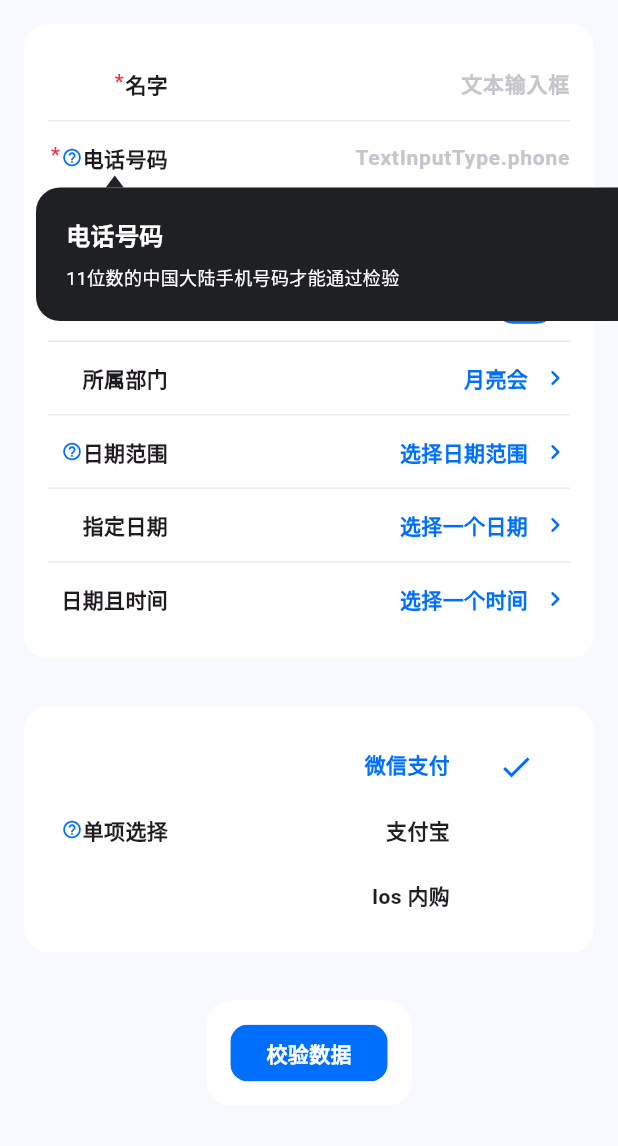
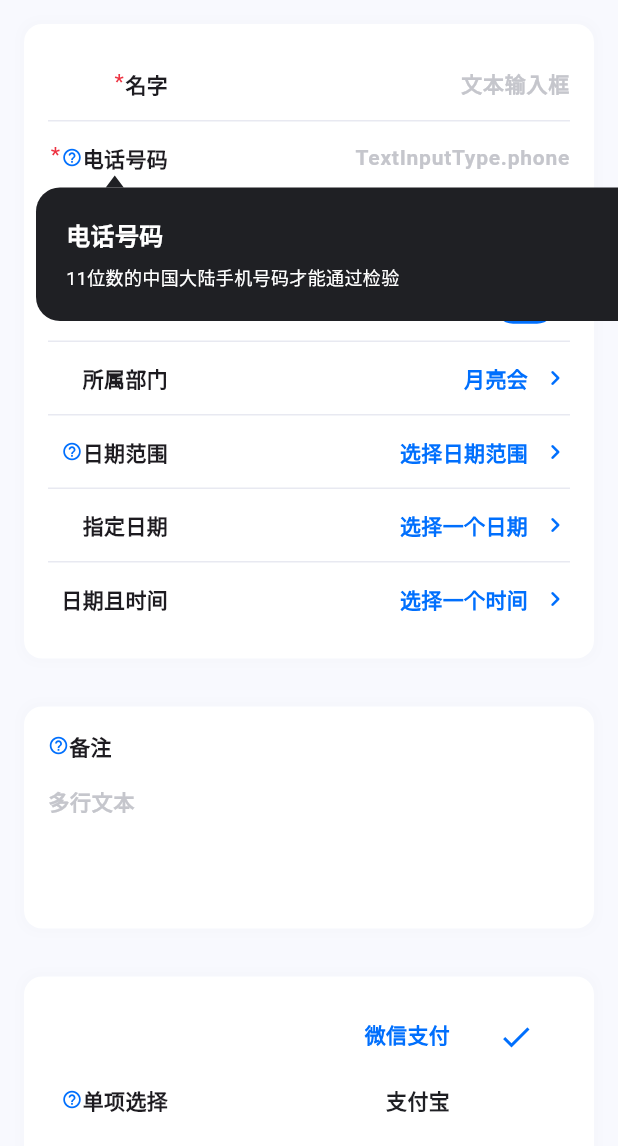
Before and after one commit to lm83680/ten, a Flutter app: the ExampleFrom screen opened directly, after a tap on "电话号码", on a phone screen of 412 x 824 dp, the part 90-1236 px from its top. Run offline on Flutter 3.47's test engine with Material 3 defaults, Android fonts, the phone set to English and light mode, and no system bars; drawn by our look-alikes of flutter_animate; our stand-ins replace calendar_date_picker2; missing offline and left inert: board_datetime_picker.

Commit message:
add maxline to input

```diff
--- a/example/lib/screens/from.dart
+++ b/example/lib/screens/from.dart
@@ -15,6 +15,7 @@ class ExampleFrom extends StatefulWidget {
 class _ExampleFromState extends State<ExampleFrom> {
   Map<String, dynamic> model = {
     "name": "",
+    "remark": "",
     "phone": "",
     "number": 10,
     "isVip": 1,
@@ -169,7 +170,21 @@ class _ExampleFromState extends State<ExampleFrom> {
                     }
                   })),
             ])),
-            TenCard(child: TenFrom(model: model, children: [
+            TenCard(
+                child: TenFrom(model: model, children: [
+              TenFromItem(
+                  label: "备注",
+                  help: "上下结构，一般仅有多行输入框才会使用,注意，如果使用该参数，建议将另外起一行表单",
+                  ruleKey: "remark",
+                  tbStructure: true,
+                  inputWidget: TenFromInput(
+                    maxLine: 3,
+                    hintText: "多行文本",
+                    onChanged: (value) => model['remark'] = value,
+                  ))
+            ])),
+            TenCard(
+                child: TenFrom(model: model, children: [
               TenFromItem(
                   label: "单项选择",
                   help: "一般建议在新的卡片里，整体更协调",
@@ -187,11 +202,10 @@ class _ExampleFromState extends State<ExampleFrom> {
                     },
                   ))
             ])),
-            TenCard(
-                child: TenButton(
+            TenButton(
               "校验数据",
               onTap: onSummit,
-            ).intrinsicWidth()),
+            ).paddingAll(16),
           ],
         ).scrollView());
   }
--- a/lib/src/components/button.dart
+++ b/lib/src/components/button.dart
@@ -30,7 +30,7 @@ class TenButton extends StatelessWidget {
   @override
   Widget build(BuildContext context) {
     BorderRadius radius = BorderRadius.circular(12);
-    EdgeInsetsGeometry padding = const EdgeInsets.symmetric(horizontal: 24, vertical: 12);
+    EdgeInsetsGeometry padding = const EdgeInsets.symmetric(horizontal: 32, vertical: 16);
 
     return ClipRRect(
         borderRadius: radius,
@@ -45,8 +45,9 @@ class TenButton extends StatelessWidget {
                         ? TenScheme.neutralLight
                         : backgorundColor ?? TenScheme.primary,
                     child: IconTheme(
-                      data: IconThemeData(color: TenScheme.primary, size: 16),
+                      data: const IconThemeData(size: 16),
                       child: Row(
+                        mainAxisAlignment: MainAxisAlignment.center,
                         children: [
                           if (lefticon != null) lefticon!.padding(right: 8),
                           Text(text,
@@ -90,8 +91,7 @@ class TenButtonBorder extends StatelessWidget {
         ? TenScheme.neutralLight
         : borderColor ?? TenScheme.primary;
     BorderRadius radius = BorderRadius.circular(12);
-    EdgeInsetsGeometry padding =
-        const EdgeInsets.symmetric(horizontal: 24, vertical: 12);
+    EdgeInsetsGeometry padding = const EdgeInsets.symmetric(horizontal: 32, vertical: 16);
     return InkWell(
       onTap: onTap,
       borderRadius: radius,
@@ -103,7 +103,7 @@ class TenButtonBorder extends StatelessWidget {
             border: Border.all(color: color.withOpacity(0.6), width: 1),
             borderRadius: radius),
         child: IconTheme(
-            data: IconThemeData(color: TenScheme.primary, size: 14),
+            data: const IconThemeData(size: 14),
             child: Row(
               mainAxisSize: MainAxisSize.min,
               children: [
@@ -113,7 +113,7 @@ class TenButtonBorder extends StatelessWidget {
               ],
             )),
       ),
-    );
+    ).intrinsicWidth();
   }
 }
 
@@ -150,8 +150,7 @@ class TenButtonText extends StatelessWidget {
         ? TenScheme.neutralLight
         : textColor ?? TenScheme.primary;
     BorderRadius radius = BorderRadius.circular(12);
-    EdgeInsetsGeometry padding =
-        const EdgeInsets.symmetric(horizontal: 24, vertical: 12);
+    EdgeInsetsGeometry padding = const EdgeInsets.symmetric(horizontal: 32, vertical: 16);
     return InkWell(
       onTap: onTap,
       borderRadius: radius,
@@ -170,6 +169,6 @@ class TenButtonText extends StatelessWidget {
               if (righticon != null) righticon!.padding(left: 4),
             ],
           ))),
-    );
+    ).intrinsicWidth();
   }
 }
--- a/lib/src/components/card.dart
+++ b/lib/src/components/card.dart
@@ -28,7 +28,14 @@ class TenCard extends StatelessWidget {
           padding: padding ?? const EdgeInsets.all(16),
           decoration: BoxDecoration(
               color: Colors.white,
-              borderRadius: BorderRadius.circular(16)),
+              boxShadow: [
+                BoxShadow(
+                  color: TenScheme.neutralLight50.withOpacity(0.1), // 阴影颜色
+                  spreadRadius: 2, // 阴影扩散半径
+                  blurRadius: 6, // 阴影模糊半径
+                ),
+              ],
+              borderRadius: BorderRadius.circular(12)),
           child: child,
         ));
   }
@@ -41,8 +48,10 @@ class TenCardPreset extends StatelessWidget {
       required this.title,
       this.subtitle,
       required this.backgorund,
-      this.aspectRatio = 3/2,
-      this.bottom, this.description, this.tag});
+      this.aspectRatio = 3 / 2,
+      this.bottom,
+      this.description,
+      this.tag});
   final String title;
   final String? subtitle;
   final Widget backgorund;
@@ -57,8 +66,7 @@ class TenCardPreset extends StatelessWidget {
       margin: margin ?? const EdgeInsets.all(16),
       clipBehavior: Clip.antiAlias,
       decoration: BoxDecoration(
-          color: Colors.white,
-          borderRadius: BorderRadius.circular(16)),
+          color: Colors.white, borderRadius: BorderRadius.circular(16)),
       child: Column(
         mainAxisSize: MainAxisSize.min,
         children: [
@@ -88,21 +96,19 @@ class TenCardPreset extends StatelessWidget {
                     left: 0,
                     right: 0,
                     child: DefaultTextStyle(
-                  style:const TextStyle(color: Colors.white),
+                      style: const TextStyle(color: Colors.white),
                       child: TenListITile(
                         title: title,
                         subtitle: subtitle,
                         maxLines: 1,
                       ),
                     )),
-                if(tag!=null) Positioned(
-                  top: 16,
-                  right: 16,
-                  child: tag!)
+                if (tag != null) Positioned(top: 16, right: 16, child: tag!)
               ],
             ),
           ),
-          if(description!=null) Text(description!).padding(left: 16,right: 16,top: 16),
+          if (description != null)
+            Text(description!).padding(left: 16, right: 16, top: 16),
           if (bottom != null) bottom!.padding(left: 4, right: 16).paddingAll(16)
         ],
       ),
--- a/lib/src/components/from.dart
+++ b/lib/src/components/from.dart
@@ -90,12 +90,12 @@ class _TenFromState extends State<TenFrom> {
                   ),
                 );
               }
-              return Row(
-                children: [
-                  SizedBox(
+              Widget title = SizedBox(
                       width: widget.labelWidth,
                       child: Align(
-                              alignment: Alignment.centerRight,
+                          alignment: element.tbStructure
+                              ? Alignment.centerLeft
+                              : Alignment.centerRight,
                           child: element.ruleKey != null &&
                                   shouldShowAsterisk(element.ruleKey!)
                               ? Badge(
@@ -109,7 +109,16 @@ class _TenFromState extends State<TenFrom> {
                                   child: label,
                                 )
                               : label))
-                      .padding(right: 24),
+                  .padding(right: 24);
+              return element.tbStructure
+                  ? Column(
+                      mainAxisSize: MainAxisSize.min,
+                      crossAxisAlignment: CrossAxisAlignment.start,
+                      children: [title.padding(bottom: 8), element.inputWidget],
+                    )
+                  : Row(
+                      children: [
+                        title.padding(right: 24),
                         Expanded(
                           child: Align(
                             alignment: Alignment.centerRight,
@@ -126,7 +135,11 @@ class _TenFromState extends State<TenFrom> {
 
 class TenFromItem {
   const TenFromItem(
-      {required this.label, this.ruleKey, this.help, required this.inputWidget});
+      {required this.label,
+      this.ruleKey,
+      this.help,
+      required this.inputWidget,
+      this.tbStructure = false});
 
   final String label;
 
@@ -136,6 +149,9 @@ class TenFromItem {
   ///将根据此值计算验证规则
   final String? ruleKey;
   final Widget inputWidget;
+
+  ///上下结构，一般仅有多行输入框才会使用,注意，如果使用该参数，建议将另外起一行表单
+  final bool tbStructure;
 }
 
 /// 若validation为空，不为空即可通过校验,若不为空，将依据validation的规则
@@ -154,7 +170,8 @@ class RulesItem {
 
 ///仅为文本，依靠点击事件触发，一般如时间选择器，依靠函数触发的数据选项等
 class TenFromDefaultLabel extends StatelessWidget {
-  const TenFromDefaultLabel(this.text, {required this.onTap, this.color, super.key});
+  const TenFromDefaultLabel(this.text,
+      {required this.onTap, this.color, super.key});
   final void Function() onTap;
   final String text;
   final Color? color;
@@ -170,9 +187,11 @@ class TenFromDefaultLabel extends StatelessWidget {
             children: [
               Text(
                 text,
-                style: TenScheme.action.copyWith(color: color?? TenScheme.primary,height: 1),
+                style: TenScheme.action
+                    .copyWith(color: color ?? TenScheme.primary, height: 1),
               ).padding(right: 8),
-              Icon(Icons.navigate_next_rounded,color: color?? TenScheme.primary,size: 20)
+              Icon(Icons.navigate_next_rounded,
+                  color: color ?? TenScheme.primary, size: 20)
             ],
           )),
     );
--- a/lib/src/components/input.dart
+++ b/lib/src/components/input.dart
@@ -14,6 +14,7 @@ class TenFromInput extends StatelessWidget {
       this.onSubmitted,
       this.hintText,
       this.rge,
+      this.maxLine,
       super.key});
   final TextEditingController? controller;
   final FocusNode? focusNode;
@@ -23,6 +24,7 @@ class TenFromInput extends StatelessWidget {
   final void Function(String)? onChanged;
   final void Function()? onEditingComplete;
   final void Function(String)? onSubmitted;
+  final int? maxLine;
 
   ///输入框限制正则表达式，默认不限制
   final String? rge;
@@ -38,8 +40,9 @@ class TenFromInput extends StatelessWidget {
       focusNode: focusNode,
       keyboardType: keyboardType,
       readOnly: readOnly,
-      textAlign: TextAlign.right,
+      textAlign: maxLine != null && maxLine !=1 ? TextAlign.start : TextAlign.right,
       maxLength: maxLength,
+      maxLines: maxLine,
       cursorColor: TenScheme.primary,
       cursorErrorColor: TenScheme.error,
       cursorRadius: const Radius.circular(8),
```
Also changed, not shown: example/lib/screens/button.dart (+31 -11 lines), example/lib/screens/guide.dart (+3 -4 lines), lib/src/components/desctions_list.dart (+14 -7 lines). Lines whose indentation alone changed are shown as unchanged.
